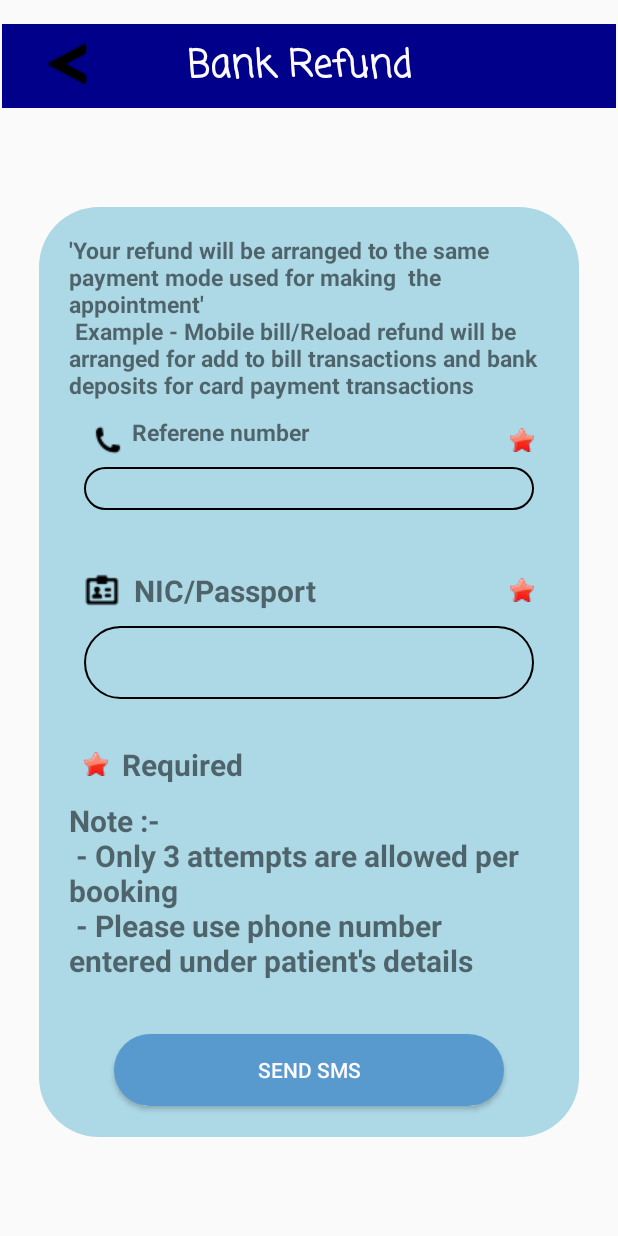
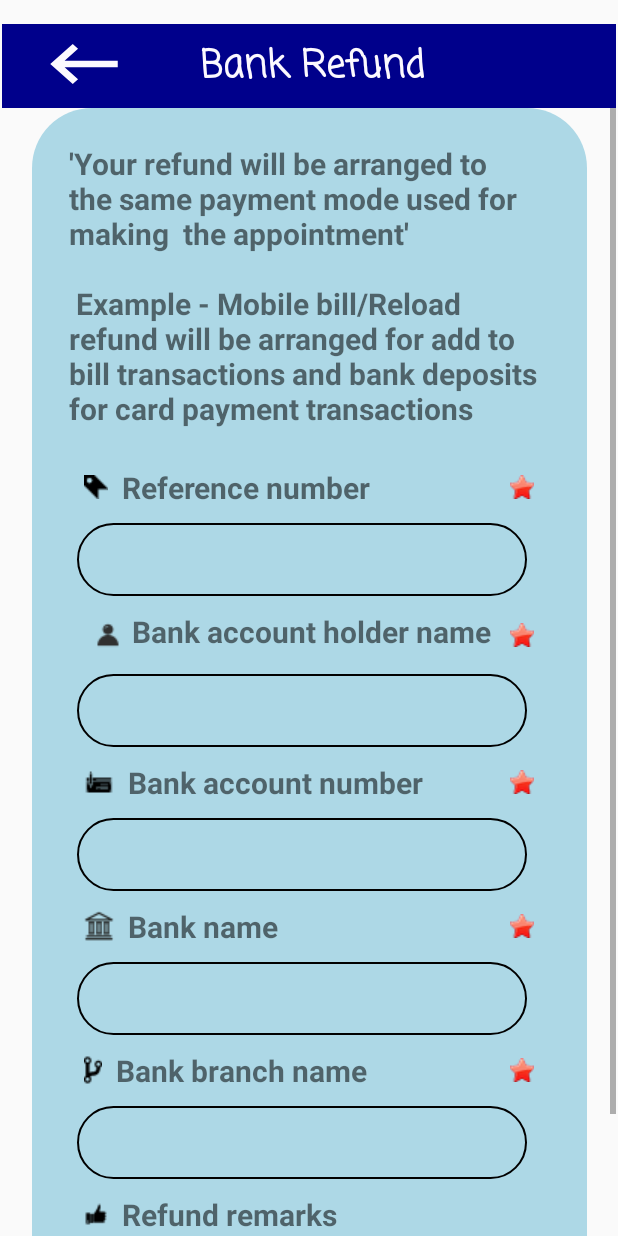
Before and after one commit to shehai/Doc990, an Android app: the BankRefund screen opened directly, with no data from a screen before it, on a phone screen of 412 x 824 dp. Run offline under Robolectric (Android 15) with nearby library versions, the phone set to English and light mode, and no system bars; Roboto replaces fonts that are not available here.

Commit message:
Create Bank Refund page

```diff
--- a/app/src/main/res/layout/activity_bank_refund.xml
+++ b/app/src/main/res/layout/activity_bank_refund.xml
@@ -4,7 +4,7 @@
     xmlns:tools="http://schemas.android.com/tools"
     android:layout_width="match_parent"
     android:layout_height="match_parent"
-    tools:context=".RefundRequest">
+    tools:context=".BankRefund">
 
     <androidx.constraintlayout.widget.ConstraintLayout
         android:layout_width="match_parent"
@@ -39,19 +39,26 @@
 
         <TextView
             android:id="@+id/textView3"
-            android:layout_width="58dp"
+            android:layout_width="60dp"
             android:layout_height="53dp"
-            android:background="@drawable/iconfinderarrowbackbackwardsrepeatprevious1868955"
+            android:background="@drawable/ic_baseline_keyboard_backspace_white"
             app:layout_constraintBottom_toBottomOf="@+id/toolbar"
             app:layout_constraintEnd_toEndOf="parent"
-            app:layout_constraintHorizontal_bias="0.042"
+            app:layout_constraintHorizontal_bias="0.071"
             app:layout_constraintStart_toStartOf="@+id/toolbar"
             app:layout_constraintTop_toTopOf="@+id/toolbar"
             app:layout_constraintVertical_bias="0.0" />
 
+        <ScrollView
+            android:layout_width="409dp"
+            android:layout_height="wrap_content"
+            app:layout_constraintEnd_toEndOf="parent"
+            app:layout_constraintStart_toStartOf="parent"
+            app:layout_constraintTop_toBottomOf="@+id/toolbar">
+
             <LinearLayout
-            android:layout_width="360dp"
-            android:layout_height="620dp"
+                android:layout_width="370dp"
+                android:layout_height="700dp"
                 android:layout_marginRight="20dp"
                 android:layout_marginLeft="20dp"
                 android:orientation="vertical"
@@ -65,45 +72,26 @@
                     android:layout_width="320dp"
                     android:layout_height="wrap_content"
                     android:layout_gravity="center"
-                android:layout_marginBottom="10dp"
-                android:text="\n'Your refund will be arranged to the same payment mode used for making  the appointment' \n Example - Mobile bill/Reload refund will be arranged for add to bill transactions and bank deposits for card payment transactions "
-                android:textSize="15dp"
+                    android:layout_marginBottom="25dp"
+                    android:text="\n'Your refund will be arranged to the same payment mode used for making  the appointment' \n\n Example - Mobile bill/Reload refund will be arranged for add to bill transactions and bank deposits for card payment transactions "
+                    android:textSize="20dp"
                     android:textStyle="bold" />
 
                 <TextView
                     android:layout_width="300dp"
                     android:layout_height="wrap_content"
                     android:layout_gravity="center"
-                android:layout_marginBottom="2dp"
-                android:drawableLeft="@drawable/phone"
+                    android:layout_marginBottom="10dp"
+                    android:drawableLeft="@drawable/ref_number"
                     android:drawableRight="@drawable/star"
-                android:text="Referene number"
-                android:textSize="15dp"
-                android:textStyle="bold" />
-
-            <EditText
-                android:layout_width="300dp"
-                android:layout_height="wrap_content"
-                android:layout_marginBottom="40dp"
-                android:layout_marginLeft="30dp"
-                android:background="@drawable/text_edit_shape"
-                android:padding="2dp" />
-
-            <TextView
-                android:layout_width="300dp"
-                android:layout_height="wrap_content"
-                android:layout_gravity="center"
-                android:layout_marginBottom="10dp"
-                android:drawableLeft="@drawable/id"
-                android:drawableRight="@drawable/star"
-                android:text="  NIC/Passport"
+                    android:text="  Reference number"
                     android:textSize="20dp"
                     android:textStyle="bold" />
 
                 <EditText
                     android:layout_width="300dp"
                     android:layout_height="wrap_content"
-                android:layout_marginBottom="30dp"
+                    android:layout_marginBottom="10dp"
                     android:layout_marginLeft="30dp"
                     android:background="@drawable/text_edit_shape"
                     android:padding="12dp" />
@@ -113,30 +101,130 @@
                     android:layout_height="wrap_content"
                     android:layout_gravity="center"
                     android:layout_marginBottom="10dp"
-                android:drawableLeft="@drawable/star"
-                android:text="  Required"
+                    android:drawableLeft="@drawable/user"
+                    android:drawableRight="@drawable/star"
+                    android:text="Bank account holder name"
                     android:textSize="20dp"
                     android:textStyle="bold" />
 
+                <EditText
+                    android:layout_width="300dp"
+                    android:layout_height="wrap_content"
+                    android:layout_marginBottom="10dp"
+                    android:layout_marginLeft="30dp"
+                    android:background="@drawable/text_edit_shape"
+                    android:padding="12dp" />
+
                 <TextView
-                android:layout_width="320dp"
+                    android:layout_width="300dp"
                     android:layout_height="wrap_content"
                     android:layout_gravity="center"
-                android:layout_marginBottom="35dp"
-                android:text="Note :- \n - Only 3 attempts are allowed per booking \n - Please use phone number entered under patient's details"
+                    android:layout_marginBottom="10dp"
+                    android:drawableLeft="@drawable/account_num"
+                    android:drawableRight="@drawable/star"
+                    android:text="  Bank account number"
+                    android:textSize="20dp"
+                    android:textStyle="bold" />
+
+                <EditText
+                    android:layout_width="300dp"
+                    android:layout_height="wrap_content"
+                    android:layout_marginBottom="10dp"
+                    android:layout_marginLeft="30dp"
+                    android:background="@drawable/text_edit_shape"
+                    android:padding="12dp" />
+
+                <TextView
+                    android:layout_width="300dp"
+                    android:layout_height="wrap_content"
+                    android:layout_gravity="center"
+                    android:layout_marginBottom="10dp"
+                    android:drawableLeft="@drawable/bank_name"
+                    android:drawableRight="@drawable/star"
+                    android:text="  Bank name"
+                    android:textSize="20dp"
+                    android:textStyle="bold" />
+
+                <EditText
+                    android:layout_width="300dp"
+                    android:layout_height="wrap_content"
+                    android:layout_marginBottom="10dp"
+                    android:layout_marginLeft="30dp"
+                    android:background="@drawable/text_edit_shape"
+                    android:padding="12dp" />
+
+                <TextView
+                    android:layout_width="300dp"
+                    android:layout_height="wrap_content"
+                    android:layout_gravity="center"
+                    android:layout_marginBottom="10dp"
+                    android:drawableLeft="@drawable/bank_branch"
+                    android:drawableRight="@drawable/star"
+                    android:text="  Bank branch name"
+                    android:textSize="20dp"
+                    android:textStyle="bold" />
+
+                <EditText
+                    android:layout_width="300dp"
+                    android:layout_height="wrap_content"
+                    android:layout_marginBottom="10dp"
+                    android:layout_marginLeft="30dp"
+                    android:background="@drawable/text_edit_shape"
+                    android:padding="12dp" />
+
+                <TextView
+                    android:layout_width="300dp"
+                    android:layout_height="wrap_content"
+                    android:layout_gravity="center"
+                    android:layout_marginBottom="10dp"
+                    android:drawableLeft="@drawable/remarks"
+                    android:text="  Refund remarks"
+                    android:textSize="20dp"
+                    android:textStyle="bold" />
+
+                <EditText
+                    android:layout_width="300dp"
+                    android:layout_height="wrap_content"
+                    android:layout_marginBottom="20dp"
+                    android:layout_marginLeft="30dp"
+                    android:background="@drawable/text_edit_shape"
+                    android:padding="12dp" />
+
+                <TextView
+                    android:layout_width="300dp"
+                    android:layout_height="wrap_content"
+                    android:layout_gravity="center"
+                    android:layout_marginBottom="20dp"
+                    android:drawableLeft="@drawable/star"
+                    android:text="  Required"
                     android:textSize="20dp"
                     android:textStyle="bold" />
 
                 <Button
                     android:layout_width="match_parent"
                     android:layout_height="wrap_content"
-                android:text="Send SMS"
+                    android:text="Submit"
                     android:background="@drawable/round_button"
                     android:textColor="@color/white"
                     android:layout_marginLeft="50dp"
-                android:layout_marginRight="50dp" />
+                    android:layout_marginRight="50dp"
+                    android:layout_marginBottom="20dp"/>
+
+                <TextView
+                    android:layout_width="300dp"
+                    android:layout_height="wrap_content"
+                    android:layout_gravity="center"
+                    android:layout_marginTop="40dp"
+                    android:drawableLeft="@drawable/star"
+                    android:text=""
+                    android:textSize="20dp"
+                    android:textStyle="bold" />
+
 
             </LinearLayout>
+
+        </ScrollView>
+
     </androidx.constraintlayout.widget.ConstraintLayout>
 
 </RelativeLayout>
```
Also changed, not shown: app/src/main/res/drawable/account_num.png (added), app/src/main/res/drawable/bank_branch.png (added), app/src/main/res/drawable/bank_name.png (added), app/src/main/res/drawable/ref_number.png (added), app/src/main/res/drawable/remarks.png (added). Lines whose indentation alone changed are shown as unchanged.
